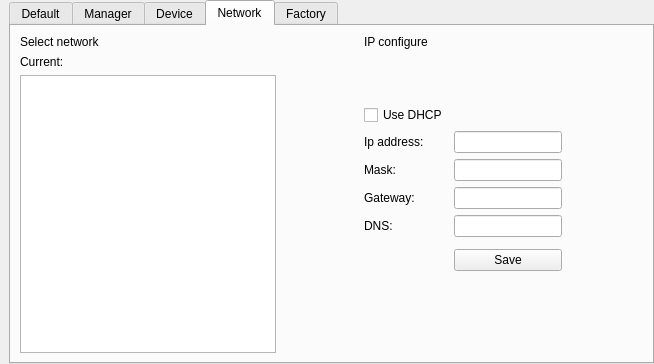
First picture: the form in tank/qsetform.ui, repository photonlili/Tank, before the edit.
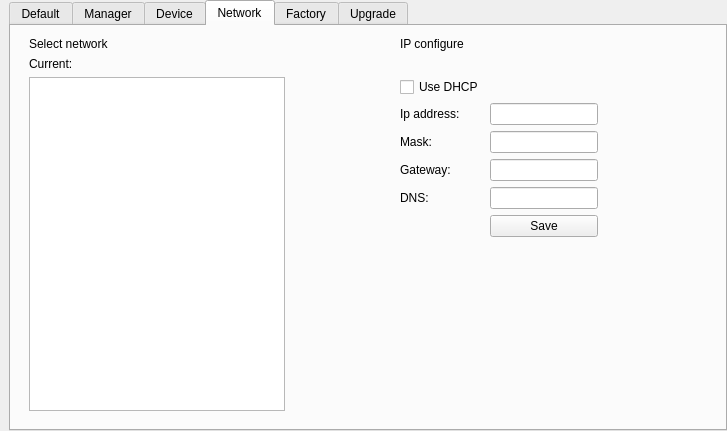
Second picture: the form after the edit. The open tabs and pages were chosen to show the change. Custom widgets are drawn as their Qt base class.

Patch:
```diff
--- a/tank/qsetform.ui
+++ b/tank/qsetform.ui
@@ -6,8 +6,8 @@
    <rect>
     <x>0</x>
     <y>0</y>
-    <width>654</width>
-    <height>364</height>
+    <width>727</width>
+    <height>431</height>
    </rect>
   </property>
   <property name="windowTitle">
@@ -663,40 +663,13 @@
       <attribute name="title">
        <string>Network</string>
       </attribute>
-      <layout class="QGridLayout" name="gridLayout">
-       <item row="10" column="2">
-        <widget class="QLabel" name="label_3">
-         <property name="text">
-          <string>Gateway:</string>
-         </property>
-        </widget>
-       </item>
-       <item row="10" column="3">
-        <widget class="QLineEdit" name="lineEdit_gateway"/>
-       </item>
-       <item row="9" column="2">
-        <widget class="QLabel" name="label_2">
-         <property name="text">
-          <string>Mask:</string>
-         </property>
-        </widget>
-       </item>
-       <item row="11" column="3">
-        <widget class="QLineEdit" name="lineEdit_dns"/>
-       </item>
-       <item row="9" column="3">
-        <widget class="QLineEdit" name="lineEdit_mask"/>
-       </item>
-       <item row="2" column="0" rowspan="13">
-        <widget class="QWIFIWidget" name="tableView_Wifi"/>
-       </item>
-       <item row="1" column="0">
-        <widget class="QLabel" name="lb_curnet">
-         <property name="text">
-          <string>Current:</string>
-         </property>
-        </widget>
-       </item>
+      <layout class="QVBoxLayout" name="verticalLayout_4">
+       <item>
+        <widget class="QWidget" name="widgetIP" native="true">
+         <layout class="QGridLayout" name="gridLayout_9">
+          <property name="topMargin">
+           <number>2</number>
+          </property>
        <item row="0" column="0">
         <widget class="QLabel" name="label_11">
          <property name="sizePolicy">
@@ -710,26 +683,6 @@
          </property>
         </widget>
        </item>
-       <item row="14" column="3">
-        <spacer name="verticalSpacer_2">
-         <property name="orientation">
-          <enum>Qt::Vertical</enum>
-         </property>
-         <property name="sizeHint" stdset="0">
-          <size>
-           <width>20</width>
-           <height>40</height>
-          </size>
-         </property>
-        </spacer>
-       </item>
-       <item row="11" column="2">
-        <widget class="QLabel" name="label_4">
-         <property name="text">
-          <string>DNS:</string>
-         </property>
-        </widget>
-       </item>
        <item row="0" column="2">
         <widget class="QLabel" name="label_12">
          <property name="text">
@@ -737,7 +690,70 @@
          </property>
         </widget>
        </item>
-       <item row="11" column="1">
+          <item row="1" column="0">
+           <widget class="QLabel" name="lb_curnet">
+            <property name="text">
+             <string>Current:</string>
+            </property>
+           </widget>
+          </item>
+          <item row="2" column="0" rowspan="7">
+           <widget class="QWIFIWidget" name="tableView_Wifi"/>
+          </item>
+          <item row="2" column="2">
+           <widget class="QCheckBox" name="chk_dhcp">
+            <property name="text">
+             <string>Use DHCP</string>
+            </property>
+            <property name="checked">
+             <bool>false</bool>
+            </property>
+           </widget>
+          </item>
+          <item row="3" column="2">
+           <widget class="QLabel" name="label">
+            <property name="text">
+             <string>Ip address:</string>
+            </property>
+           </widget>
+          </item>
+          <item row="3" column="3">
+           <widget class="QLineEdit" name="lineEdit_ip"/>
+          </item>
+          <item row="4" column="2">
+           <widget class="QLabel" name="label_2">
+            <property name="text">
+             <string>Mask:</string>
+            </property>
+           </widget>
+          </item>
+          <item row="4" column="3">
+           <widget class="QLineEdit" name="lineEdit_mask"/>
+          </item>
+          <item row="4" column="4">
+           <spacer name="horizontalSpacer">
+            <property name="orientation">
+             <enum>Qt::Horizontal</enum>
+            </property>
+            <property name="sizeHint" stdset="0">
+             <size>
+              <width>59</width>
+              <height>20</height>
+             </size>
+            </property>
+           </spacer>
+          </item>
+          <item row="5" column="2">
+           <widget class="QLabel" name="label_3">
+            <property name="text">
+             <string>Gateway:</string>
+            </property>
+           </widget>
+          </item>
+          <item row="5" column="3">
+           <widget class="QLineEdit" name="lineEdit_gateway"/>
+          </item>
+          <item row="6" column="1">
         <spacer name="horizontalSpacer_2">
          <property name="orientation">
           <enum>Qt::Horizontal</enum>
@@ -747,50 +763,43 @@
          </property>
          <property name="sizeHint" stdset="0">
           <size>
-           <width>40</width>
+              <width>60</width>
            <height>20</height>
           </size>
          </property>
         </spacer>
        </item>
-       <item row="13" column="3">
+          <item row="6" column="2">
+           <widget class="QLabel" name="label_4">
+            <property name="text">
+             <string>DNS:</string>
+            </property>
+           </widget>
+          </item>
+          <item row="6" column="3">
+           <widget class="QLineEdit" name="lineEdit_dns"/>
+          </item>
+          <item row="7" column="3">
         <widget class="QCPushButton" name="btn_saveip">
          <property name="text">
           <string>Save</string>
          </property>
         </widget>
        </item>
-       <item row="8" column="2">
-        <widget class="QLabel" name="label">
-         <property name="text">
-          <string>Ip address:</string>
-         </property>
-        </widget>
-       </item>
-       <item row="9" column="4">
-        <spacer name="horizontalSpacer">
-         <property name="orientation">
-          <enum>Qt::Horizontal</enum>
-         </property>
-         <property name="sizeHint" stdset="0">
-          <size>
-           <width>40</width>
-           <height>20</height>
-          </size>
-         </property>
-        </spacer>
-       </item>
        <item row="8" column="3">
-        <widget class="QLineEdit" name="lineEdit_ip"/>
-       </item>
-       <item row="7" column="2">
-        <widget class="QCheckBox" name="chk_dhcp">
-         <property name="text">
-          <string>Use DHCP</string>
-         </property>
-         <property name="checked">
-          <bool>false</bool>
-         </property>
+           <spacer name="verticalSpacer_2">
+            <property name="orientation">
+             <enum>Qt::Vertical</enum>
+            </property>
+            <property name="sizeHint" stdset="0">
+             <size>
+              <width>20</width>
+              <height>119</height>
+             </size>
+            </property>
+           </spacer>
+          </item>
+         </layout>
         </widget>
        </item>
       </layout>
@@ -974,6 +983,76 @@
        </item>
       </layout>
      </widget>
+     <widget class="QWidget" name="tab_4">
+      <attribute name="title">
+       <string>Upgrade</string>
+      </attribute>
+      <widget class="QLabel" name="label_17">
+       <property name="geometry">
+        <rect>
+         <x>60</x>
+         <y>30</y>
+         <width>251</width>
+         <height>17</height>
+        </rect>
+       </property>
+       <property name="text">
+        <string>Please insert u disk for restore.</string>
+       </property>
+      </widget>
+      <widget class="QCPushButton" name="btnRestore">
+       <property name="geometry">
+        <rect>
+         <x>60</x>
+         <y>70</y>
+         <width>151</width>
+         <height>27</height>
+        </rect>
+       </property>
+       <property name="text">
+        <string>Restore</string>
+       </property>
+      </widget>
+      <widget class="QLabel" name="label_19">
+       <property name="geometry">
+        <rect>
+         <x>60</x>
+         <y>140</y>
+         <width>201</width>
+         <height>17</height>
+        </rect>
+       </property>
+       <property name="text">
+        <string>Found new version</string>
+       </property>
+      </widget>
+      <widget class="QCPushButton" name="btnUpgrade">
+       <property name="geometry">
+        <rect>
+         <x>60</x>
+         <y>190</y>
+         <width>151</width>
+         <height>27</height>
+        </rect>
+       </property>
+       <property name="text">
+        <string>Upgrade</string>
+       </property>
+      </widget>
+      <widget class="QCPushButton" name="pushButton_2">
+       <property name="geometry">
+        <rect>
+         <x>60</x>
+         <y>280</y>
+         <width>151</width>
+         <height>27</height>
+        </rect>
+       </property>
+       <property name="text">
+        <string>Backup</string>
+       </property>
+      </widget>
+     </widget>
     </widget>
    </item>
   </layout>
```
Left out of the diff: 185 changed lines with no effect on the pictures. Lines whose indentation alone changed are shown as unchanged.
